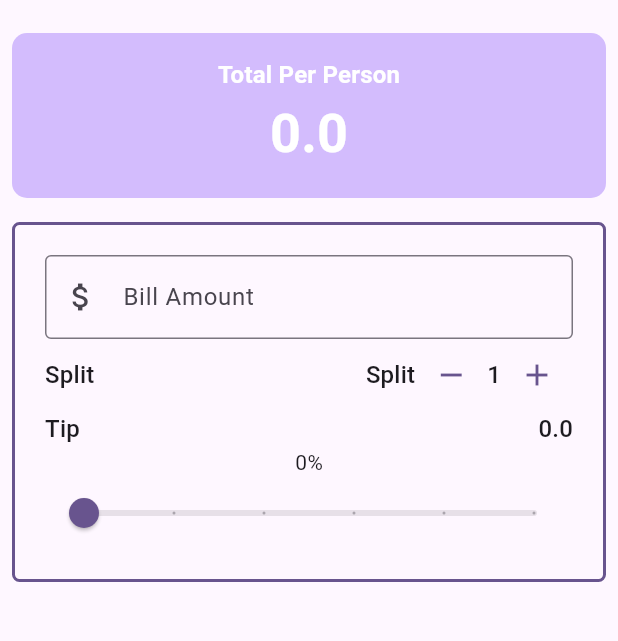
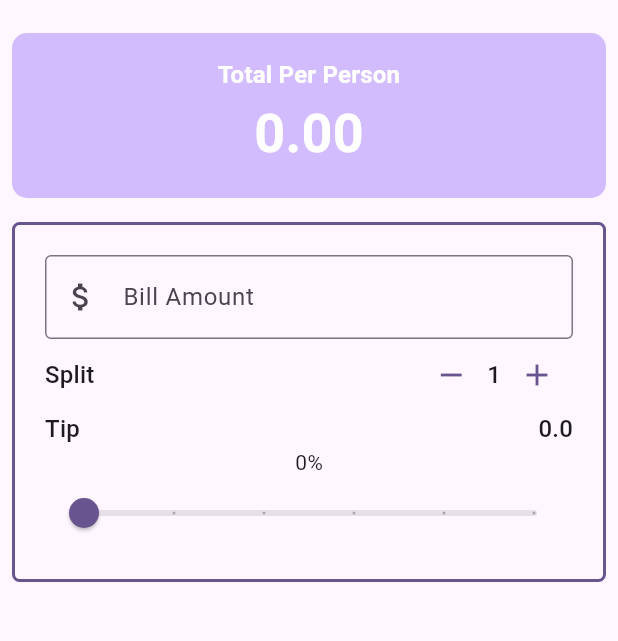
Before and after one commit to elsieoduor/tip_calculator, a Flutter app: the screen it shows after launch, on a phone screen of 412 x 824 dp, the part 63-704 px from its top. Run offline on Flutter 3.47's test engine with Material 3 defaults, Android fonts, the phone set to English and light mode, and no system bars.

Commit message:
Refactored main

```diff
--- a/lib/main.dart
+++ b/lib/main.dart
@@ -2,6 +2,7 @@ import 'package:flutter/material.dart';
 import 'package:tip_calculator/widgets/bill_amount.dart';
 import 'package:tip_calculator/widgets/person_counter.dart';
 import 'package:tip_calculator/widgets/tip_slider.dart';
+import 'package:tip_calculator/widgets/total_per_person.dart';
 
 void main() {
   runApp(const MyApp());
@@ -39,9 +40,10 @@ class _YuTipState extends State<YuTip> {
     return ((_billTotal * _tipPercentage) + (_billTotal)) / _personCount;
   }
 
-  double totalTip(){
+  double totalTip() {
     return ((_billTotal * _tipPercentage));
   }
+
   void increment() {
     setState(() {
       _personCount = _personCount + 1;
@@ -70,29 +72,7 @@ class _YuTipState extends State<YuTip> {
       body: Column(
         crossAxisAlignment: CrossAxisAlignment.stretch,
         children: [
-          Padding(
-            padding: const EdgeInsets.all(8.0),
-            child: Container(
-                padding: const EdgeInsets.all(16),
-                decoration: BoxDecoration(
-                  color: theme.colorScheme.inversePrimary,
-                  borderRadius: BorderRadius.circular(10),
-                ),
-                child: Column(
-                  children: [
-                    Text(
-                      'Total Per Person',
-                      style: style,
-                    ),
-                    Text(
-                      '$total',
-                      style: style.copyWith(
-                          color: theme.colorScheme.onPrimary,
-                          fontSize: theme.textTheme.displaySmall?.fontSize),
-                    )
-                  ],
-                )),
-          ),
+          TotalPerPerson(theme: theme, style: style, total: total),
           //Form
           Padding(
             padding: const EdgeInsets.all(8.0),
@@ -114,21 +94,14 @@ class _YuTipState extends State<YuTip> {
                       },
                     ),
                     //Split Bill area
-                    Row(
-                      mainAxisAlignment: MainAxisAlignment.spaceBetween,
-                      children: [
-                        Text(
-                          "Split",
-                          style: theme.textTheme.titleMedium,
-                        ),
+
                         PersonCounter(
                           theme: theme,
                           personCount: _personCount,
                           onDecrement: decrement,
                           onIncrement: increment,
-                        )
-                      ],
-                    ),
+                        ),
+
 
                     //Tip Area
                     Row(
```
